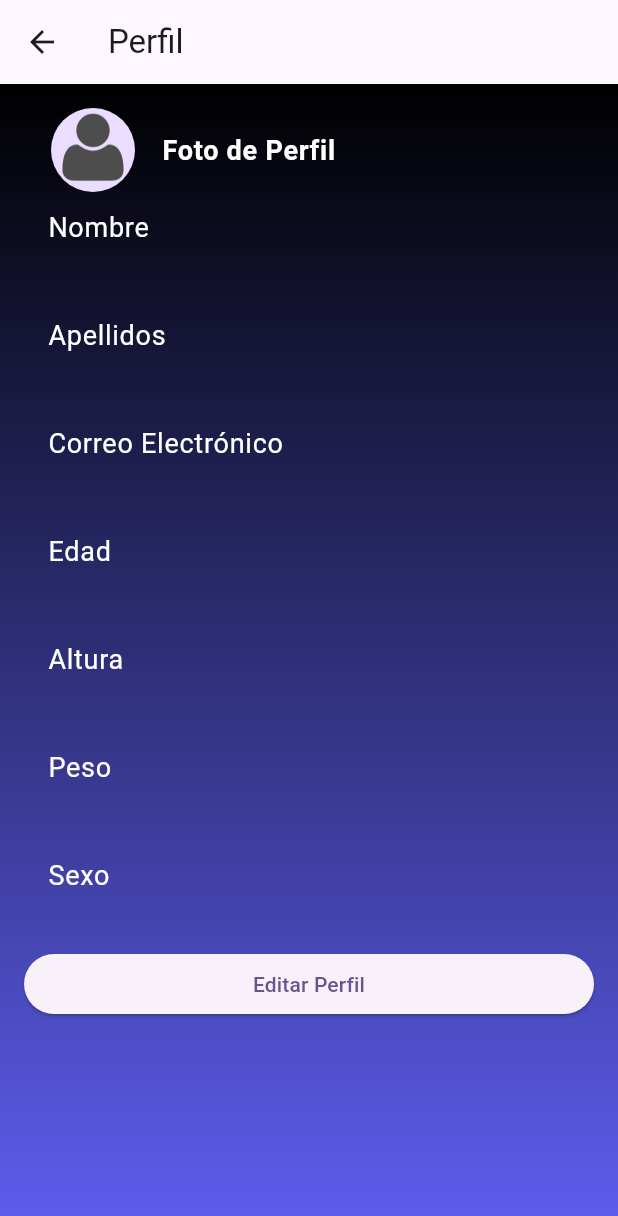
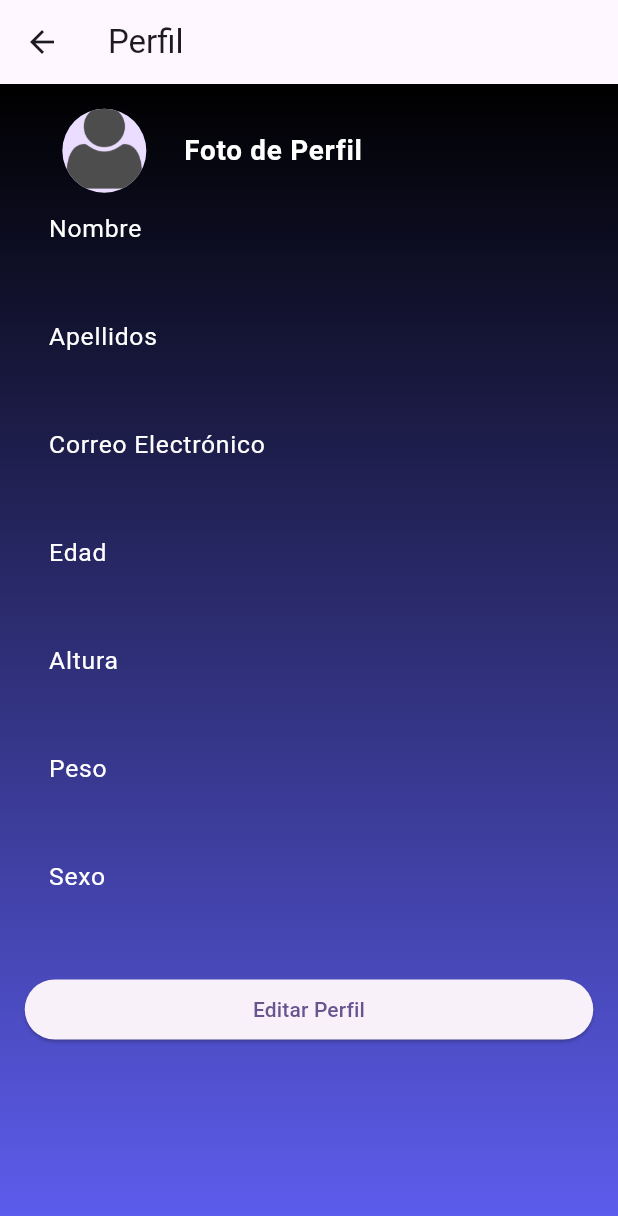
Before and after one commit to DavidRRDev/tfg, a Flutter app: the PerfilPage screen opened directly, on a phone screen of 412 x 824 dp. Shown: the top 1216 px of the screen. Run offline on Flutter 3.47's test engine with Material 3 defaults, Android fonts, the phone set to English and light mode, and no system bars; our stand-ins replace cloud_firestore, firebase_auth, firebase_core, geolocator; missing offline and left inert: social_share; accounts and stored records are empty.

Commit message:
todo bien subido

```diff
--- a/lib/main.dart
+++ b/lib/main.dart
@@ -1,6 +1,6 @@
-import 'dart:math';
 import 'package:flutter/material.dart';
 import 'package:firebase_core/firebase_core.dart'; // Importa Firebase Core
+
 import 'package:tfg/login.dart';
 import 'firebase_options.dart'; // Asegúrate de importar las opciones de configuración de Firebase
 
--- a/lib/perfil.dart
+++ b/lib/perfil.dart
@@ -38,13 +38,16 @@ class _PerfilPageState extends State<PerfilPage> {
       print("Datos del usuario desde Firestore (usuarios): $usuarioData");
 
       // Cargar datos de la colección datosDeUsuario
-      Map<String, dynamic>? datosDeUsuarioData = await getDatosDeUsuario(userId);
-      print("Datos del usuario desde Firestore (datosDeUsuario): $datosDeUsuarioData");
+      Map<String, dynamic>? datosDeUsuarioData =
+          await getDatosDeUsuario(userId);
+      print(
+          "Datos del usuario desde Firestore (datosDeUsuario): $datosDeUsuarioData");
 
       if (usuarioData != null) {
         setState(() {
           nombreUsuario = usuarioData['nombre'] ?? 'Nombre de Usuario';
-          apellidosUsuario = usuarioData['apellidos'] ?? 'Apellidos del Usuario';
+          apellidosUsuario =
+              usuarioData['apellidos'] ?? 'Apellidos del Usuario';
           correoElectronico = user.email ?? 'usuario@example.com';
         });
       } else {
@@ -68,6 +71,9 @@ class _PerfilPageState extends State<PerfilPage> {
 
   @override
   Widget build(BuildContext context) {
+    final screenHeight = MediaQuery.of(context).size.height;
+    final screenWidth = MediaQuery.of(context).size.width;
+
     return Scaffold(
       appBar: AppBar(
         title: Text('Perfil'),
@@ -84,25 +90,30 @@ class _PerfilPageState extends State<PerfilPage> {
         ),
         child: Center(
           child: ListView(
-            padding: EdgeInsets.all(16.0),
+            padding: EdgeInsets.all(screenWidth * 0.04),
             children: [
               ListTile(
                 title: Text(
                   'Foto de Perfil',
-                  style: TextStyle(fontSize: 18.0, fontWeight: FontWeight.bold, color: Colors.white),
+                  style: TextStyle(
+                      fontSize: screenWidth * 0.045,
+                      fontWeight: FontWeight.bold,
+                      color: Colors.white),
                 ),
                 leading: CircleAvatar(
-                  radius: 30.0,
+                  radius: screenWidth * 0.09,
                   backgroundImage: AssetImage('assets/avatar.png'),
                 ),
               ),
-              _buildPerfilInfo('Nombre', nombreUsuario),
-              _buildPerfilInfo('Apellidos', apellidosUsuario),
-              _buildPerfilInfo('Correo Electrónico', correoElectronico),
-              _buildPerfilInfo('Edad', edad),
-              _buildPerfilInfo('Altura', altura),
-              _buildPerfilInfo('Peso', peso),
-              _buildPerfilInfo('Sexo', sexo),
+              _buildPerfilInfo('Nombre', nombreUsuario, screenWidth),
+              _buildPerfilInfo('Apellidos', apellidosUsuario, screenWidth),
+              _buildPerfilInfo(
+                  'Correo Electrónico', correoElectronico, screenWidth),
+              _buildPerfilInfo('Edad', edad, screenWidth),
+              _buildPerfilInfo('Altura', altura, screenWidth),
+              _buildPerfilInfo('Peso', peso, screenWidth),
+              _buildPerfilInfo('Sexo', sexo, screenWidth),
+              SizedBox(height: screenHeight * 0.02),
               ElevatedButton(
                 onPressed: () async {
                   final result = await Navigator.push(
@@ -148,15 +159,18 @@ class _PerfilPageState extends State<PerfilPage> {
     );
   }
 
-  Widget _buildPerfilInfo(String label, String value) {
+  Widget _buildPerfilInfo(String label, String value, double screenWidth) {
     return ListTile(
       title: Text(
         label,
-        style: TextStyle(fontSize: 18.0, color: Colors.white),
+        style: TextStyle(fontSize: screenWidth * 0.04, color: Colors.white),
       ),
       subtitle: Text(
         value,
-        style: TextStyle(fontSize: 16.0, fontWeight: FontWeight.bold, color: Colors.white),
+        style: TextStyle(
+            fontSize: screenWidth * 0.038,
+            fontWeight: FontWeight.bold,
+            color: Colors.white),
       ),
     );
   }
```
Also changed, not shown: lib/bienvenida.dart (deleted, +0 -142 lines), lib/paginaPrincipal.dart (+11 -5 lines).
